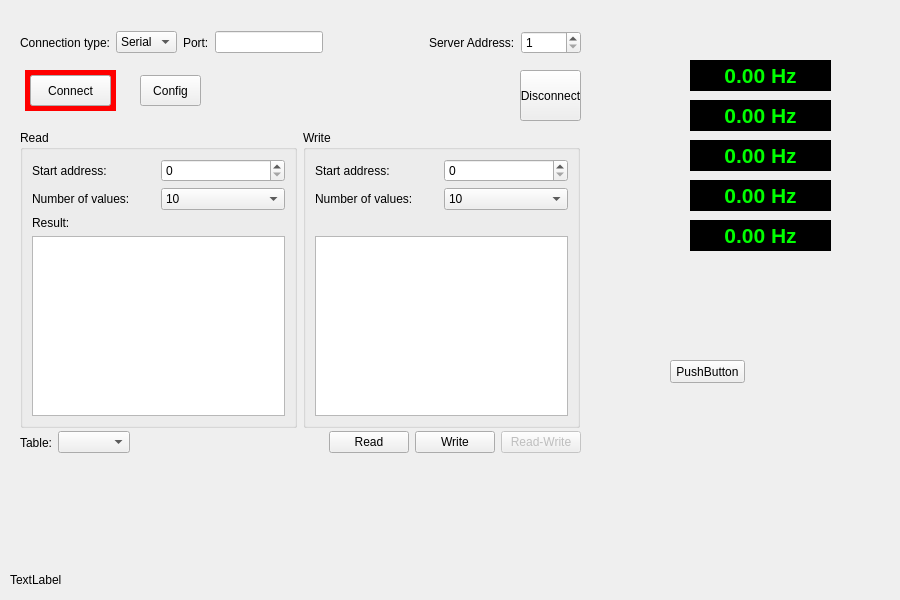
hancse/powermeter, file src/modbusframe.ui: the form before one commit.
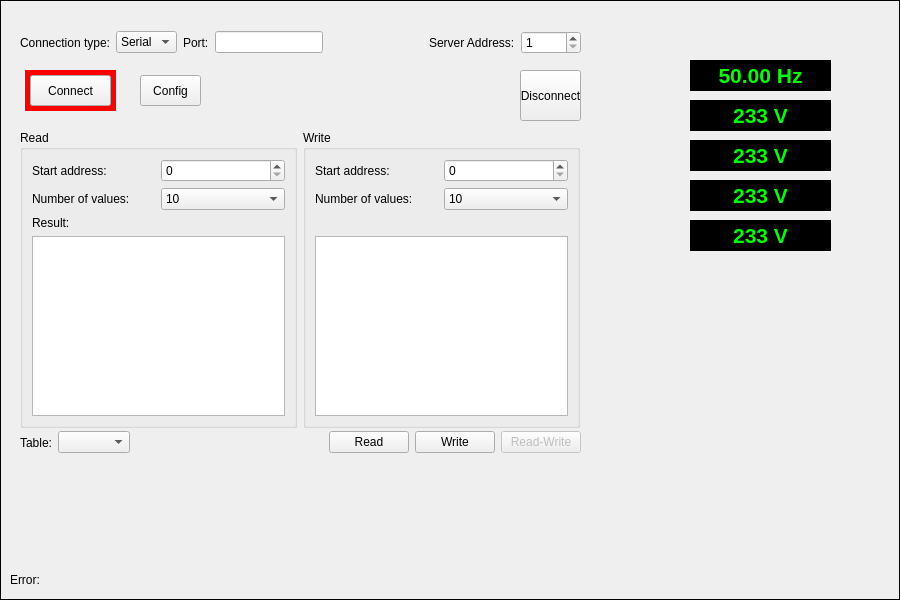
The form after the commit.

The edit to the form file:
```diff
--- a/src/modbusframe.ui
+++ b/src/modbusframe.ui
@@ -13,6 +13,9 @@
   <property name="windowTitle">
    <string>Frame</string>
   </property>
+  <property name="frameShape">
+   <enum>QFrame::Box</enum>
+  </property>
   <widget class="QLabel" name="label_10">
    <property name="geometry">
     <rect>
@@ -500,20 +503,7 @@
     </rect>
    </property>
    <property name="text">
-    <string>TextLabel</string>
-   </property>
-  </widget>
-  <widget class="QPushButton" name="pushButton">
-   <property name="geometry">
-    <rect>
-     <x>670</x>
-     <y>360</y>
-     <width>75</width>
-     <height>23</height>
-    </rect>
-   </property>
-   <property name="text">
-    <string>PushButton</string>
+    <string>Error:</string>
    </property>
   </widget>
   <widget class="QLabel" name="lblFreq">
@@ -537,7 +527,7 @@
 color: lime;</string>
    </property>
    <property name="text">
-    <string>0.00 Hz</string>
+    <string>50.00 Hz</string>
    </property>
    <property name="alignment">
     <set>Qt::AlignCenter</set>
@@ -564,7 +554,7 @@
 color: lime;</string>
    </property>
    <property name="text">
-    <string>0.00 Hz</string>
+    <string>233 V</string>
    </property>
    <property name="alignment">
     <set>Qt::AlignCenter</set>
@@ -591,7 +581,7 @@
 color: lime;</string>
    </property>
    <property name="text">
-    <string>0.00 Hz</string>
+    <string>233 V</string>
    </property>
    <property name="alignment">
     <set>Qt::AlignCenter</set>
@@ -618,7 +608,7 @@
 color: lime;</string>
    </property>
    <property name="text">
-    <string>0.00 Hz</string>
+    <string>233 V</string>
    </property>
    <property name="alignment">
     <set>Qt::AlignCenter</set>
@@ -645,7 +635,7 @@
 color: lime;</string>
    </property>
    <property name="text">
-    <string>0.00 Hz</string>
+    <string>233 V</string>
    </property>
    <property name="alignment">
     <set>Qt::AlignCenter</set>
```
